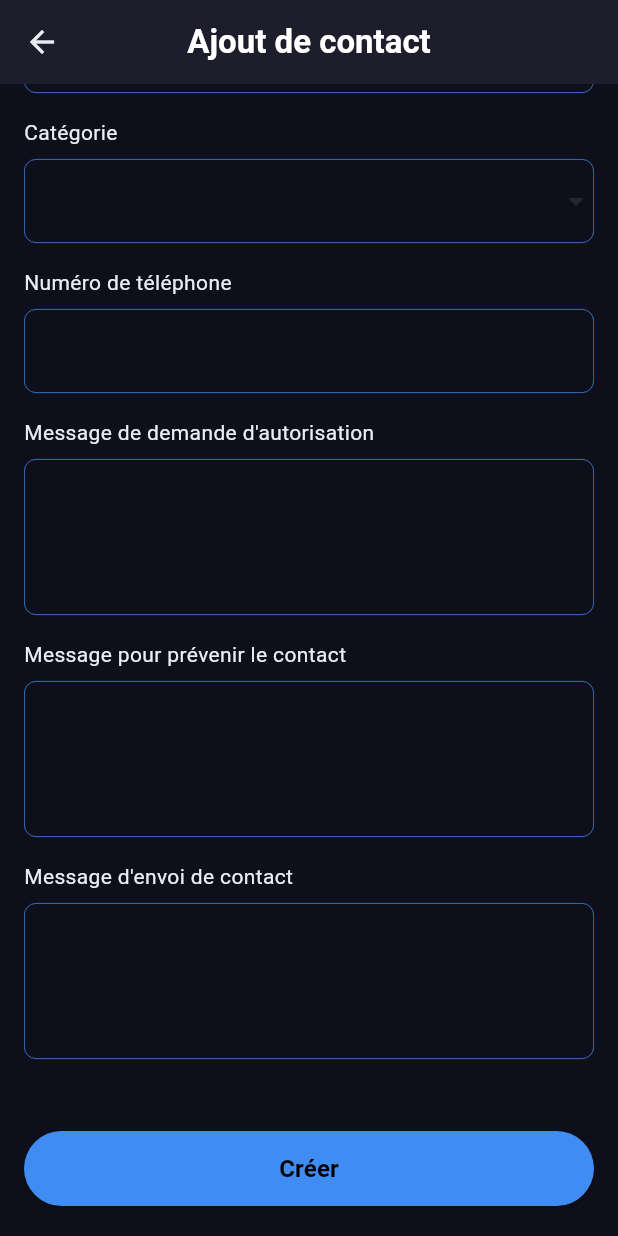
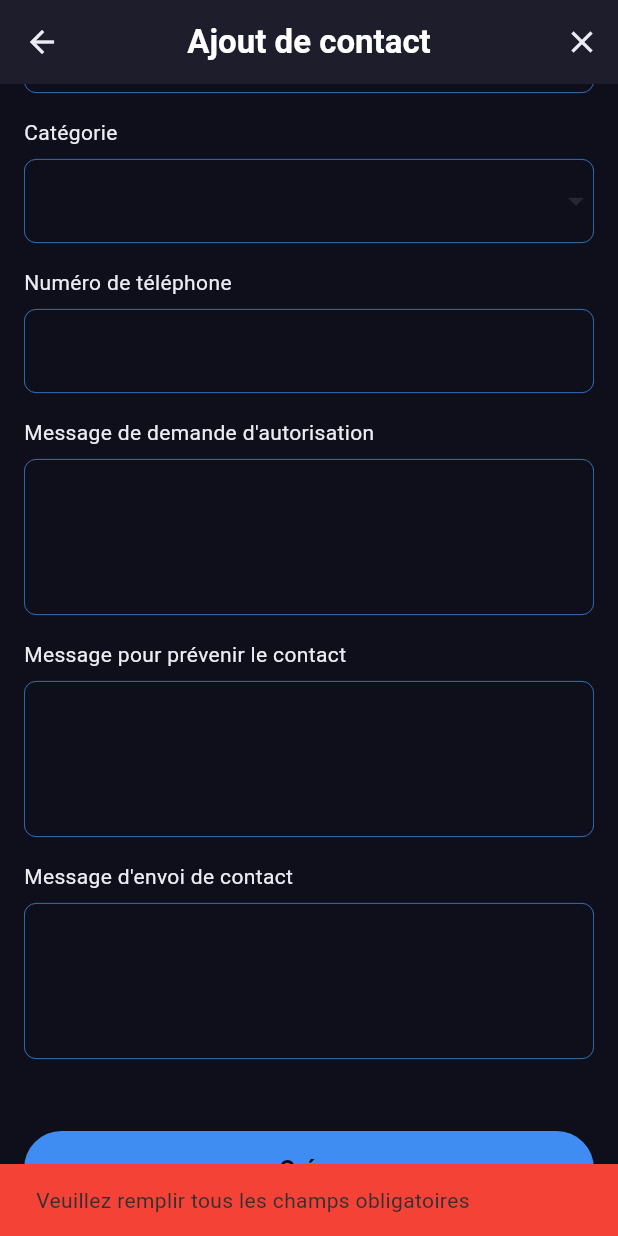
Before and after one commit to thibaultpkahn/RelayMe, a Flutter app: the AddContactScreen screen opened directly, scrolled down 294 dp, after a tap on "Créer", on a phone screen of 412 x 824 dp. Run offline on Flutter 3.47's test engine with Material 3 defaults, Android fonts, the phone set to English and light mode, and no system bars; our stand-ins replace cloud_firestore, firebase_core; accounts and stored records are empty.

Commit message:
ajout lien bdd pour page de contact avec bon frontend

```diff
--- a/lib/screens/add_contact_screen.dart
+++ b/lib/screens/add_contact_screen.dart
@@ -21,8 +21,8 @@ class _AddContactScreenState extends State<AddContactScreen> {
   final TextEditingController sendMessageController = TextEditingController();
 
   String? selectedCategory;
+  final FirebaseFirestore _firestore = FirebaseFirestore.instance;
 
-  /// Widget réutilisable pour éviter la répétition des TextField
   Widget buildTextField({
     required String label,
     required TextEditingController controller,
@@ -55,6 +55,62 @@ class _AddContactScreenState extends State<AddContactScreen> {
     );
   }
 
+  Future<void> _saveContact() async {
+    if (!_validateFields()) {
+      _showSnackBar('Veuillez remplir tous les champs obligatoires', Colors.red);
+      return;
+    }
+
+    try {
+      await _firestore.collection('contacts').add({
+        'firstName': firstNameController.text,
+        'lastName': lastNameController.text,
+        'job': jobController.text,
+        'phone': phoneController.text,
+        'category': selectedCategory,
+        'requestMessage': requestMessageController.text,
+        'notifyMessage': notifyMessageController.text,
+        'sendMessage': sendMessageController.text,
+        'createdAt': FieldValue.serverTimestamp(),
+      });
+
+      _showSnackBar('Contact créé avec succès !', Colors.green);
+      _resetForm();
+    } catch (e) {
+      _showSnackBar('Erreur: $e', Colors.red);
+    }
+  }
+
+  bool _validateFields() {
+    return sendMessageController.text.trim().isNotEmpty &&
+        notifyMessageController.text.trim().isNotEmpty &&
+        requestMessageController.text.trim().isNotEmpty &&
+        phoneController.text.trim().isNotEmpty &&
+        lastNameController.text.trim().isNotEmpty &&
+        selectedCategory != null;
+  }
+
+  void _resetForm() {
+    firstNameController.clear();
+    lastNameController.clear();
+    jobController.clear();
+    phoneController.clear();
+    requestMessageController.clear();
+    notifyMessageController.clear();
+    sendMessageController.clear();
+    setState(() => selectedCategory = null);
+  }
+
+  void _showSnackBar(String message, Color color) {
+    ScaffoldMessenger.of(context).showSnackBar(
+      SnackBar(
+        content: Text(message),
+        backgroundColor: color,
+        duration: const Duration(seconds: 2),
+      ),
+    );
+  }
+
   @override
   Widget build(BuildContext context) {
     return Scaffold(
@@ -62,12 +118,19 @@ class _AddContactScreenState extends State<AddContactScreen> {
       appBar: AppBar(
         backgroundColor: Colors.transparent,
         elevation: 0,
-        title: const Text("Ajout de contact", style: TextStyle(color: AppColors.title, fontWeight: FontWeight.bold)),
+        title: const Text("Ajout de contact",
+            style: TextStyle(color: AppColors.title, fontWeight: FontWeight.bold)),
         centerTitle: true,
         leading: IconButton(
           icon: const Icon(Icons.arrow_back, color: AppColors.whiteText),
           onPressed: () => Navigator.pop(context),
         ),
+        actions: [
+          IconButton(
+            icon: const Icon(Icons.clear, color: AppColors.whiteText),
+            onPressed: _resetForm,
+          ),
+        ],
       ),
       body: Padding(
         padding: const EdgeInsets.symmetric(horizontal: 16.0),
@@ -80,7 +143,7 @@ class _AddContactScreenState extends State<AddContactScreen> {
               buildTextField(label: "Nom", controller: lastNameController),
               buildTextField(label: "Métier", controller: jobController),
 
-              // Dropdown pour la catégorie
+              // Catégorie Dropdown
               const Text("Catégorie", style: TextStyle(color: AppColors.whiteText)),
               const SizedBox(height: 8),
               DropdownButtonFormField<String>(
@@ -93,11 +156,7 @@ class _AddContactScreenState extends State<AddContactScreen> {
                     child: Text(category),
                   );
                 }).toList(),
-                onChanged: (value) {
-                  setState(() {
-                    selectedCategory = value;
-                  });
-                },
+                onChanged: (value) => setState(() => selectedCategory = value),
                 decoration: InputDecoration(
                   enabledBorder: OutlineInputBorder(
                     borderRadius: BorderRadius.circular(8),
@@ -133,23 +192,15 @@ class _AddContactScreenState extends State<AddContactScreen> {
                 width: double.infinity,
                 height: 50,
                 child: ElevatedButton(
-                  onPressed: () {
-                    if (sendMessageController.text.trim().isNotEmpty &&
-                        notifyMessageController.text.trim().isNotEmpty &&
-                        requestMessageController.text.trim().isNotEmpty &&
-                        phoneController.text.trim().isNotEmpty &&
-                        lastNameController.text.trim().isNotEmpty &&
-                        selectedCategory != null) {
-                      Navigator.pop(context);
-                    }
-                  },
+                  onPressed: _saveContact,
                   style: ElevatedButton.styleFrom(
                     backgroundColor: AppColors.primary,
                     shape: RoundedRectangleBorder(
                       borderRadius: BorderRadius.circular(25),
                     ),
                   ),
-                  child: const Text("Créer", style: TextStyle(color: AppColors.blackText, fontSize: 16, fontWeight: FontWeight.bold)),
+                  child: const Text("Créer",
+                      style: TextStyle(color: AppColors.blackText, fontSize: 16, fontWeight: FontWeight.bold)),
                 ),
               ),
               const SizedBox(height: 20),
```
